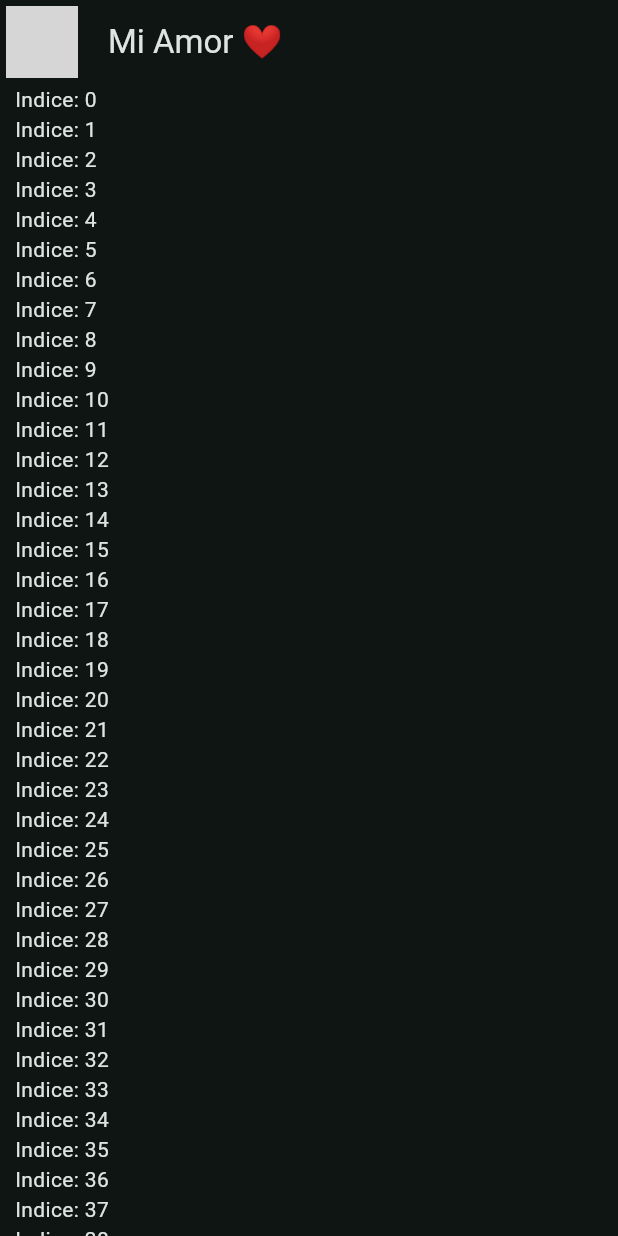
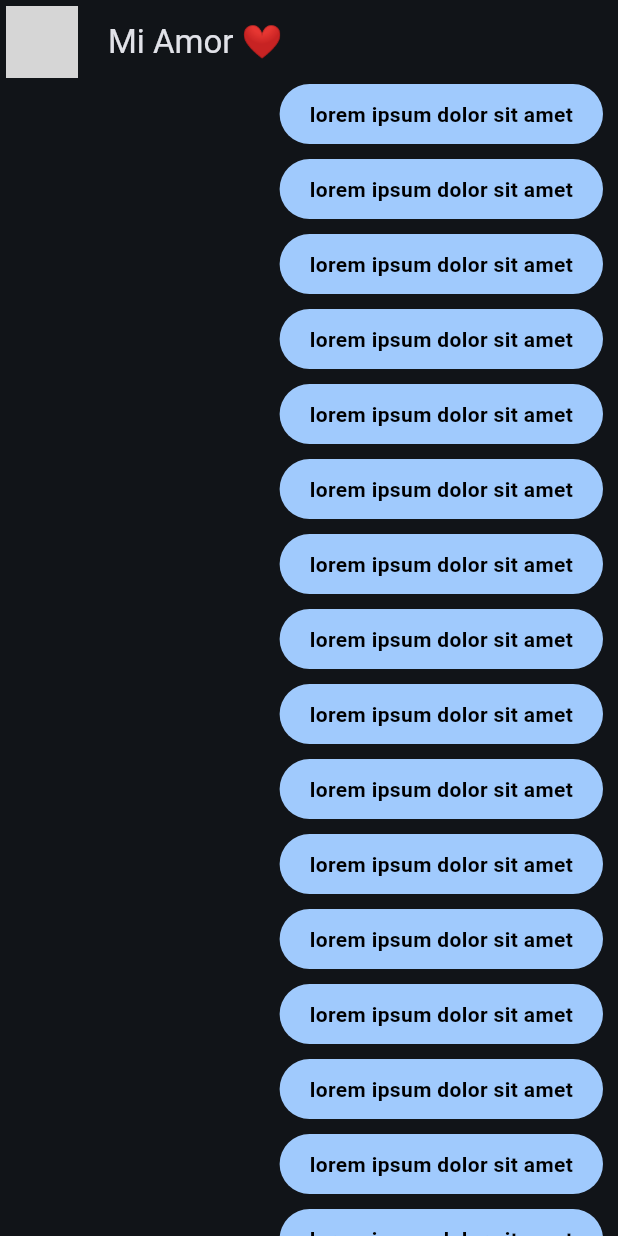
Before and after one commit to jonathanmtzgzz/talking_app, a Flutter app: the screen it shows after launch, on a phone screen of 412 x 824 dp. Run offline on Flutter 3.47's test engine with Material 3 defaults, Android fonts, the phone set to English and light mode, and no system bars; network calls fail; grey boxes are pictures that could not be loaded.

Commit message:
Add MyMessageBubble widget for displaying user messages in chat

```diff
--- a/lib/main.dart
+++ b/lib/main.dart
@@ -12,7 +12,7 @@ class MyApp extends StatelessWidget {
     return MaterialApp(
       title: 'Talking App',
       debugShowCheckedModeBanner: false,
-      theme: AppTheme( selectedColor: 2 ).theme(),
+      theme: AppTheme( selectedColor: 1 ).theme(),
       home: const ChatScreen()
     );
   }
--- a/lib/presentation/screens/chat/chat_screen.dart
+++ b/lib/presentation/screens/chat/chat_screen.dart
@@ -1,4 +1,5 @@
 import 'package:flutter/material.dart';
+import 'package:talking_app/presentation/widgets/chat/my_message_bubble.dart';
 
 class ChatScreen extends StatelessWidget {
 
@@ -35,7 +36,7 @@ class _ChatView extends StatelessWidget {
               child: ListView.builder(
                 itemCount: 100,
                 itemBuilder: (context, index) {
-                return Text('Indice: $index');
+                  return const MyMessageBubble();
               },),
             ),
 
--- /dev/null
+++ b/lib/presentation/widgets/chat/my_message_bubble.dart
@@ -0,0 +1,31 @@
+import 'package:flutter/material.dart';
+
+class MyMessageBubble extends StatelessWidget {
+  const MyMessageBubble({super.key});
+
+  @override
+  Widget build(BuildContext context) {
+
+    final colors = Theme.of(context).colorScheme;
+
+    return Column(
+      crossAxisAlignment: CrossAxisAlignment.end,
+      children: [
+        Container(
+          decoration: BoxDecoration(
+            color: colors.primary,
+            borderRadius: BorderRadius.circular(20)
+          ),
+          child: const Padding(
+            padding: EdgeInsets.symmetric( horizontal: 20, vertical: 10),
+            child: Text('lorem ipsum dolor sit amet', style: TextStyle(
+              color: Colors.black,
+              fontWeight: FontWeight.bold
+            ),),
+          ),
+        ),
+        const SizedBox( height: 10, )
+      ],
+    );
+  }
+}
```
